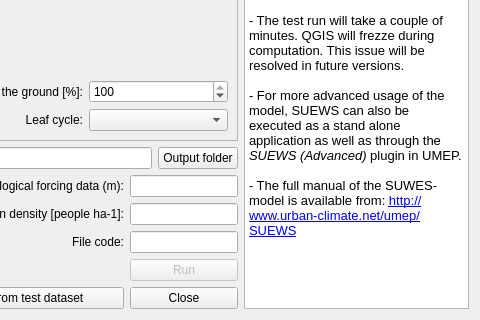
Old version of the form SuewsSimple/suews_simple_dialog_base.ui in the repository UMEP-dev/UMEP; both pictures show x 619 to 1099 and y 331 to 651 of the 1099 by 651 pixel window.
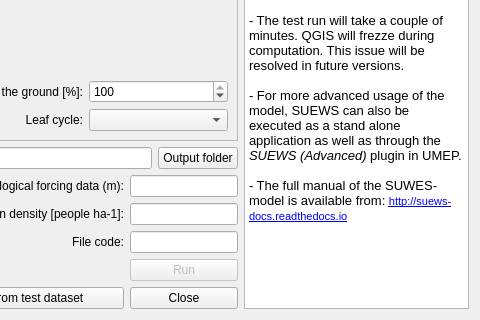
New version of the form.

```diff
--- a/SuewsSimple/suews_simple_dialog_base.ui
+++ b/SuewsSimple/suews_simple_dialog_base.ui
@@ -79,7 +79,7 @@
 &lt;p style=&quot;-qt-paragraph-type:empty; margin-top:0px; margin-bottom:0px; margin-left:0px; margin-right:0px; -qt-block-indent:0; text-indent:0px; font-size:10pt;&quot;&gt;&lt;br /&gt;&lt;/p&gt;
 &lt;p style=&quot; margin-top:0px; margin-bottom:0px; margin-left:0px; margin-right:0px; -qt-block-indent:0; text-indent:0px;&quot;&gt;&lt;span style=&quot; font-size:10pt;&quot;&gt;- For more advanced usage of the model, SUEWS can also be executed as a stand alone application as well as through the &lt;/span&gt;&lt;span style=&quot; font-size:10pt; font-style:italic;&quot;&gt;SUEWS (Advanced)&lt;/span&gt;&lt;span style=&quot; font-size:10pt;&quot;&gt; plugin in UMEP.&lt;/span&gt;&lt;/p&gt;
 &lt;p style=&quot;-qt-paragraph-type:empty; margin-top:0px; margin-bottom:0px; margin-left:0px; margin-right:0px; -qt-block-indent:0; text-indent:0px; font-size:10pt;&quot;&gt;&lt;br /&gt;&lt;/p&gt;
-&lt;p style=&quot; margin-top:0px; margin-bottom:0px; margin-left:0px; margin-right:0px; -qt-block-indent:0; text-indent:0px;&quot;&gt;&lt;span style=&quot; font-size:10pt;&quot;&gt;- The full manual of the SUWES-model is available from: &lt;/span&gt;&lt;a href=&quot;http://www.urban-climate.net/umep/SUEWS&quot;&gt;&lt;span style=&quot; font-size:10pt; text-decoration: underline; color:#0000ff;&quot;&gt;http://www.urban-climate.net/umep/SUEWS&lt;/span&gt;&lt;/a&gt;&lt;/p&gt;&lt;/body&gt;&lt;/html&gt;</string>
+&lt;p style=&quot; margin-top:0px; margin-bottom:0px; margin-left:0px; margin-right:0px; -qt-block-indent:0; text-indent:0px;&quot;&gt;&lt;span style=&quot; font-size:10pt;&quot;&gt;- The full manual of the SUWES-model is available from: &lt;/span&gt;&lt;a href=&quot;http://suews-docs.readthedocs.io&quot;&gt;&lt;span style=&quot; font-size:8pt; text-decoration: underline; color:#0000ff;&quot;&gt;http://suews-docs.readthedocs.io&lt;/span&gt;&lt;/a&gt;&lt;span style=&quot; font-size:10pt;&quot;&gt; &lt;/span&gt;&lt;/p&gt;&lt;/body&gt;&lt;/html&gt;</string>
      </property>
     </widget>
    </item>
```
